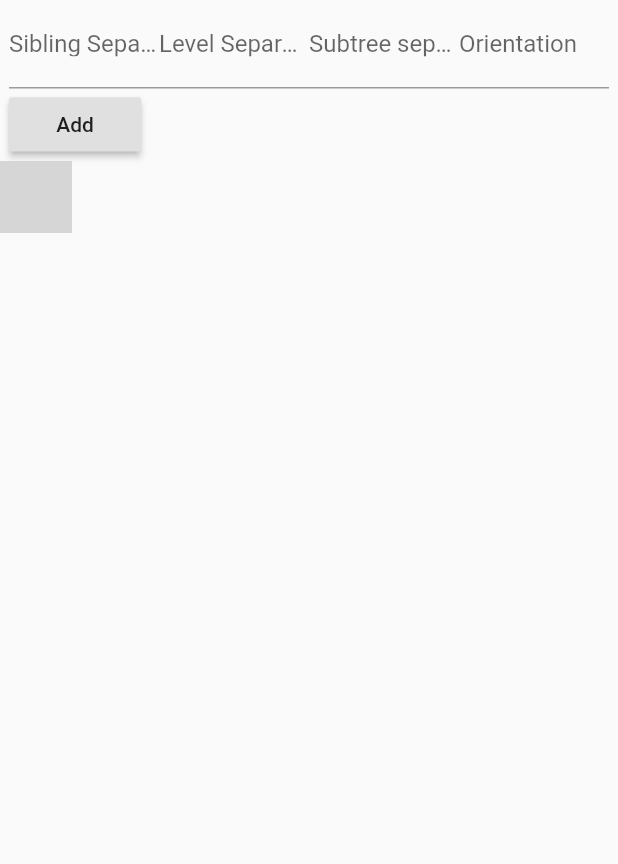
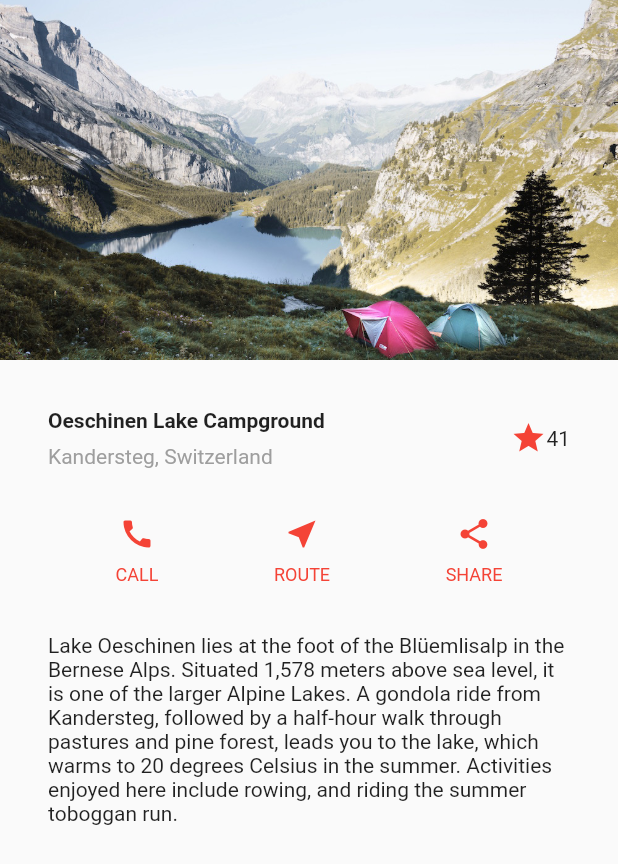
Before and after one commit to lim6112j/gecko-app-flutter, a Flutter app: the screen it shows after launch, on a phone screen of 412 x 824 dp. Shown: the top 864 px of the screen. Run offline on Flutter 3.47's test engine with Material 2 defaults, Android fonts, the phone set to English and light mode, and no system bars; missing offline and left inert: graphview; grey boxes are pictures that could not be loaded.

Commit message:
homepage added

```diff
--- a/lib/bloodline.dart
+++ b/lib/bloodline.dart
@@ -1,8 +1,8 @@
 import 'dart:math';
 import 'package:flutter/material.dart';
 import 'package:graphview/GraphView.dart';
-class MyHomePage extends StatefulWidget {
-  MyHomePage({Key? key, required this.title}) : super(key: key);
+class BloodLine extends StatefulWidget {
+  BloodLine({Key? key, required this.title}) : super(key: key);
 
   // This widget is the home page of your application. It is stateful, meaning
   // that it has a State object (defined below) that contains fields that affect
@@ -16,9 +16,9 @@
   final String title;
 
   @override
-  _MyHomePageState createState() => _MyHomePageState();
+  _BloodLineState createState() => _BloodLineState();
 }
-class  _MyHomePageState extends State<MyHomePage> {
+class  _BloodLineState extends State<BloodLine> {
   @override
   Widget build(BuildContext context) {
     return Scaffold(
--- /dev/null
+++ b/lib/homepage.dart
@@ -0,0 +1,108 @@
+import 'package:flutter/material.dart';
+class HomePage extends StatefulWidget {
+
+  HomePage({Key? key, required this.title}) : super(key: key);
+  final String title;
+  @override
+  _HomePageState createState() => _HomePageState();
+}
+
+class _HomePageState extends State<HomePage> {
+  @override
+  Widget build(BuildContext context) {
+    Widget titleSection = Container(
+      padding: const EdgeInsets.all(32),
+      child: Row(
+        children: [
+          Expanded(
+            /*1*/
+            child: Column(
+              crossAxisAlignment: CrossAxisAlignment.start,
+              children: [
+                /*2*/
+                Container(
+                  padding: const EdgeInsets.only(bottom: 8),
+                  child: const Text(
+                    'Oeschinen Lake Campground',
+                    style: TextStyle(
+                      fontWeight: FontWeight.bold,
+                    ),
+                  ),
+                ),
+                Text(
+                  'Kandersteg, Switzerland',
+                  style: TextStyle(
+                    color: Colors.grey[500],
+                  ),
+                ),
+              ],
+            ),
+          ),
+          /*3*/
+          Icon(
+            Icons.star,
+            color: Colors.red[500],
+          ),
+          const Text('41'),
+        ],
+      ),
+    );
+    Color color = Theme.of(context).primaryColor;
+
+    Widget buttonSection = Row(
+      mainAxisAlignment: MainAxisAlignment.spaceEvenly,
+      children: [
+        _buildButtonColumn(color, Icons.call, 'CALL'),
+        _buildButtonColumn(color, Icons.near_me, 'ROUTE'),
+        _buildButtonColumn(color, Icons.share, 'SHARE'),
+      ],
+    );
+    Widget textSection = const Padding(
+      padding: EdgeInsets.all(32),
+      child: Text(
+        'Lake Oeschinen lies at the foot of the Blüemlisalp in the Bernese '
+        'Alps. Situated 1,578 meters above sea level, it is one of the '
+        'larger Alpine Lakes. A gondola ride from Kandersteg, followed by a '
+        'half-hour walk through pastures and pine forest, leads you to the '
+        'lake, which warms to 20 degrees Celsius in the summer. Activities '
+        'enjoyed here include rowing, and riding the summer toboggan run.',
+        softWrap: true,
+      ),
+    );
+    return Scaffold(
+      body: Column(
+        children: [
+          Image.asset(
+            'images/lake.jpeg',
+            width: 600,
+            height: 240,
+            fit: BoxFit.cover,
+          ),
+          titleSection,
+          buttonSection,
+          textSection,
+        ]
+      ),
+    );
+  }
+}
+Column _buildButtonColumn(Color color, IconData icon, String label) {
+  return Column(
+    mainAxisSize: MainAxisSize.min,
+    mainAxisAlignment: MainAxisAlignment.center,
+    children: [
+      Icon(icon, color: color),
+      Container(
+        margin: const EdgeInsets.only(top: 8),
+        child: Text(
+          label,
+          style: TextStyle(
+            fontSize: 12,
+            fontWeight: FontWeight.w400,
+            color: color,
+          ),
+        ),
+      ),
+    ],
+  );
+}
--- a/lib/main.dart
+++ b/lib/main.dart
@@ -1,5 +1,6 @@
 import 'package:flutter/material.dart';
 import 'bloodline.dart';
+import 'HomePage.dart';
 void main() {
   runApp(MyApp());
 }
@@ -22,7 +23,8 @@
         // is not restarted.
         primarySwatch: Colors.red,
       ),
-      home: MyHomePage(title: 'Gecko Page'),
+      // home: BloodLine(title: 'Gecko Page'),
+      home: HomePage(title: 'Home Page'),
     );
   }
 }
--- a/pubspec.yaml
+++ b/pubspec.yaml
@@ -49,7 +49,8 @@
   # assets:
   #   - images/a_dot_burr.jpeg
   #   - images/a_dot_ham.jpeg
-
+  assets:
+    - images/lake.jpeg
   # An image asset can refer to one or more resolution-specific "variants", see
   # https://flutter.dev/assets-and-images/#resolution-aware.
 
```
Also changed, not shown: images/lake.jpeg (added).
